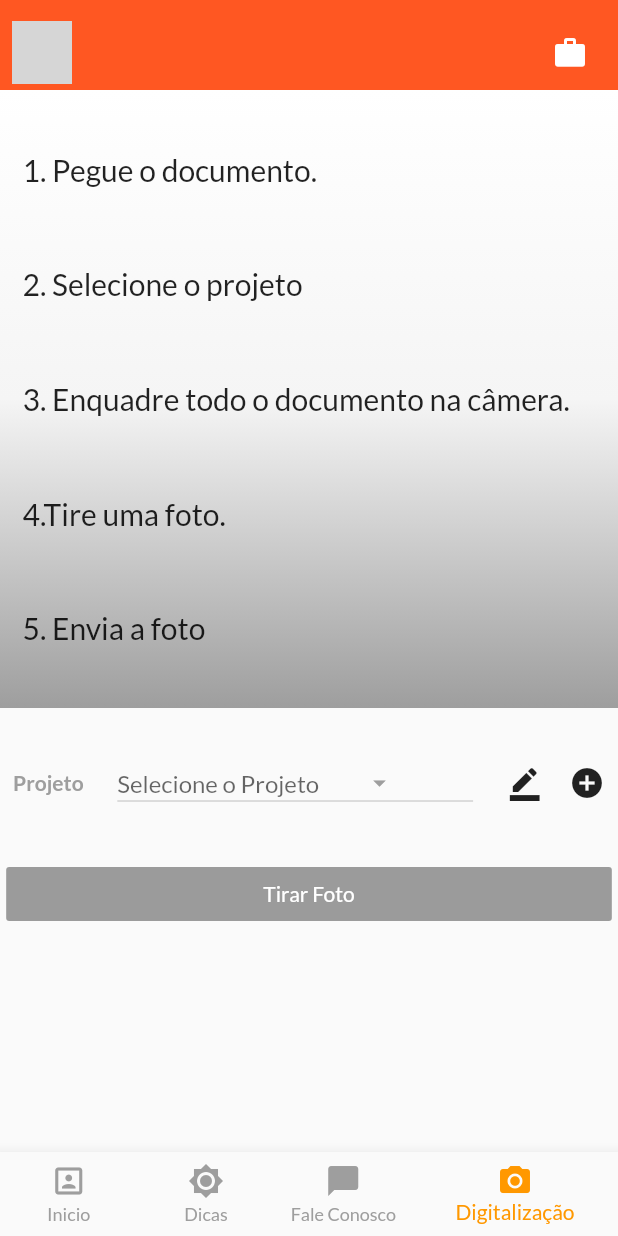
After one commit to mpsolution/https-github.com-patriciapaes-easyobra_app, a Flutter app: the screen it shows after launch, item 4 of the bottom bar chosen, in the side drawer, after a tap on the "border color" icon, on a phone screen of 412 x 824 dp. The commit adds this screen. Run offline on Flutter 3.47's test engine with Material 2 defaults, Android fonts, the phone set to English and light mode, and no system bars; our stand-ins replace basic_utils, cached_network_image, carousel_slider, cloud_firestore, date_format, firebase_auth and 11 more; missing offline and left inert: autocomplete_textfield, credit_card, flutter_facebook_login, flutter_google_places, geocoder, google_maps_webservice; accounts and stored records are empty; network calls fail; grey boxes are pictures that could not be loaded.

Commit message:
versao com tela de pedido de ajuda,carregamento de projetos , parte de digitalização

```diff
--- a/lib/componentes/botao.dart
+++ b/lib/componentes/botao.dart
@@ -13,6 +13,7 @@ class Botao extends StatelessWidget {
                alignment: Alignment.bottomCenter,
                child: RaisedButton(
                            onPressed: (){},
+                           color: cor,
                            child: Text(nome,style:TextStyle(fontSize: 20,color: Colors.white,fontWeight: FontWeight.bold)
                            ),
                          ),
--- /dev/null
+++ b/lib/digitalizacao/iniciarDigitalizacao.dart
@@ -0,0 +1,248 @@
+import 'dart:io';
+
+import 'package:cloud_firestore/cloud_firestore.dart';
+import 'package:firebase_auth/firebase_auth.dart';
+import 'package:flutter/material.dart';
+import 'package:flutter_scaffold/provider/projetoProvider.dart';
+import 'package:image_picker/image_picker.dart';
+import 'package:provider/provider.dart';
+
+class IniciarDigitalizacao extends StatefulWidget {
+  IniciarDigitalizacao({Key key}) : super(key: key);
+
+  @override
+  _IniciarDigitalizacaoState createState() => _IniciarDigitalizacaoState();
+}
+
+class _IniciarDigitalizacaoState extends State<IniciarDigitalizacao> {
+  final _formKey = GlobalKey<FormState>();
+  final List<String> dicas              = ['1. Pegue o documento.',
+                                           '2. Selecione o projeto',
+                                           '3. Enquadre todo o documento na câmera.',
+                                           '4.Tire uma foto.',
+                                           '5. Envia a foto'];
+        List<String> nomesProjetos      = [''];
+        int       projetoSelecionado = -1;
+        File foto;
+        bool criandoProjeto = false;
+
+   Future getImage(BuildContext context )async{
+      final projetoProvider = Provider.of<ProjetoProviderState>(context);
+
+    print("FUNÇÃO DEPEGAR IMAGEM SELECIONADA");
+    try{
+          foto = await ImagePicker.pickImage(source:ImageSource.camera);
+    }catch(error){
+      print("DEU ERRO");
+      print('error taking picture ${error.toString()}');
+    }
+    if(foto == null) return;
+    print("FOTO ADICIONADA");
+    setState(() {
+      criandoProjeto = true;
+    });
+    bool resultado = await projetoProvider.addFotoProjeto(foto);
+    print("RESULTADO DA OPREACAO DE ADD FOTO $resultado");
+    setState(() {
+      criandoProjeto = false;
+    });
+    showDialog(
+      context: context,
+      builder:(BuildContext context){
+        return AlertDialog(
+          title: Text("Foto Adicionada"),
+          actions: <Widget>[
+            FlatButton(
+              child: Text("OK"),
+              onPressed: (){
+                Navigator.of(context).pop();
+              },
+            )
+          ],
+        );
+      }
+    );
+
+  }
+  void dialogCriarProjeto(BuildContext context){
+      final projetoProvider = Provider.of<ProjetoProviderState>(context);
+      final firebaseUser    = Provider.of<FirebaseUser>(context);
+      String nomeNvProjeto  = "";
+
+      showDialog(
+        context:context,
+        builder:(BuildContext context){
+          return AlertDialog(
+            title: Text("Digite o nome do Projeto"),
+            content: Form(
+              key: _formKey,
+              child: TextFormField(
+                 validator: (value) {
+                  if (value.isEmpty) {
+                    return 'Por Favor Escreva um nome!';
+                  }
+                  return null;
+                },
+                  onChanged: (s){
+                    nomeNvProjeto = s;
+                  },
+              ),
+            )
+              ,
+              actions: <Widget>[
+                FlatButton(
+                  child: Text("Criar"),
+                  onPressed: ()async {
+                    if(_formKey.currentState.validate()){
+                        setState(() {
+                        criandoProjeto = true;
+                          });
+                        bool criado = await projetoProvider.criarProjeto({"nome":nomeNvProjeto,"fotos":[]}, firebaseUser);
+                        setState(() {
+                              criandoProjeto = false;
+                            });
+                        if(criado){
+                          Navigator.of(context).pop();
+                          projetoProvider.alertaProjetoSalvo(context);
+                        }else{
+                          Navigator.of(context).pop();
+                          projetoProvider.alertaProjetoErro(context);
+                        }
+
+                    }
+
+                  },
+                )
+              ],
+          );
+        }
+      );
+
+  }
+  @override
+  Widget build(BuildContext context) {
+    final projetoProvider = Provider.of<ProjetoProviderState>(context);
+    final firebaseUser = Provider.of<FirebaseUser>(context);
+
+    return  Column(
+            mainAxisAlignment: MainAxisAlignment.spaceBetween,
+            crossAxisAlignment: CrossAxisAlignment.center,
+            mainAxisSize: MainAxisSize.max,
+            children: <Widget>[
+              if(criandoProjeto) LinearProgressIndicator(backgroundColor: Colors.white,valueColor: AlwaysStoppedAnimation<Color>(Theme.of(context).primaryColor ),),
+              Container(
+                height: MediaQuery.of(context).size.height * 0.5,
+                width: MediaQuery.of(context).size.width,
+                decoration: BoxDecoration(gradient:LinearGradient(
+                  begin: Alignment.topCenter,
+                  end: Alignment.bottomCenter,
+                  colors: [Colors.white,Colors.grey[100], Colors.grey]) ),
+                child: Padding(
+                  padding: EdgeInsets.all(15),
+                  child: Column(
+                    mainAxisAlignment: MainAxisAlignment.spaceAround,
+                    crossAxisAlignment: CrossAxisAlignment.start,
+                    children: <Widget>[
+                      ...dicas.map<Widget>((dica)=>Text(dica,style: TextStyle(fontSize: 20),)),],
+                  ),
+                ),
+              ),
+               Padding(padding: EdgeInsets.only(top: 30),),
+              Row(
+                mainAxisAlignment: MainAxisAlignment.spaceAround,
+                crossAxisAlignment: CrossAxisAlignment.center,
+                children: <Widget>[
+                  Text("Projeto",style: TextStyle(fontWeight: FontWeight.bold,color: Colors.grey),),
+                  SizedBox(
+                    width: MediaQuery.of(context).size.width * 0.6,
+                    height: 40,
+                    child: StreamBuilder(
+                    stream: projetoProvider.getProjetosStream(firebaseUser),
+                    builder: (BuildContext context,AsyncSnapshot<QuerySnapshot> snapshot){
+                                    if(snapshot.hasError) Text("Error: ${snapshot.error}");
+                                    switch(snapshot.connectionState){
+                                      case ConnectionState.waiting : return new        Center(child:
+                                                                                       SizedBox(height: 50,width: 50,child:
+                                                                                       CircularProgressIndicator(),),);
+                                      default: {
+                                             int escolha = -1;
+                                             return SizedBox(
+
+                                               width: MediaQuery.of(context).size.width * 0.5,
+                                               child: Padding(
+                                                 padding: EdgeInsets.only(left: 5,right: 5),
+                                                 child: DropdownButton<int>(
+                                                   hint: SizedBox(
+                                                                                        width: MediaQuery.of(context).size.width * 0.4,
+                                                                                        child: Text("Selecione o Projeto"),
+                                                                                      ) ,
+                                              value: (projetoSelecionado == -1) ? null : projetoSelecionado,
+                                              icon: Icon(Icons.arrow_drop_down,color: Colors.grey,),
+                                              iconSize: 20,
+                                              onChanged: (nvValor){
+                                                projetoProvider.setIdProjetoSelecionado(
+                                                  snapshot.data.documents[nvValor].documentID
+                                                );
+                                                setState(() {
+                                                  projetoSelecionado = nvValor;
+                                                });
+                                              },
+                                              items:snapshot.data.documents.map<DropdownMenuItem<int>>((nomeProjeto){
+                                                                                      escolha++;
+                                                                                      return DropdownMenuItem<int>(value: escolha,child: SizedBox(
+                                                                                        width: MediaQuery.of(context).size.width * 0.4,
+                                                                                        child: Text(nomeProjeto['nome']),
+                                                                                      )
+                                                                                      ,
+                                                                                      );}
+                                                                                        ).toList(),
+                                            ),
+                                               )
+                                              ,
+                                             )
+                                              ;}
+                                    }
+                    },
+                  ),
+                  )
+
+                  ,
+                  InkWell(
+                    onTap: (){
+                      print("Apertou lapis");
+                    },
+                    child: Icon(Icons.border_color),
+                  ),
+                  InkWell(
+                    onTap: () async {
+                      print("Apertou add");
+                      dialogCriarProjeto(context);
+                    },
+                    child: Icon(Icons.add_circle),
+                  )],
+              ),
+              Padding(padding: EdgeInsets.only(top: 30),),
+            Align(
+              alignment: Alignment.bottomCenter,
+              child:ButtonTheme(
+                minWidth: MediaQuery.of(context).size.width * 0.98,
+                child: RaisedButton(
+                  onPressed: (projetoProvider.getIdProjetoSelecionado != null) ? () async {
+                    print("FUNÇÃO TIRAR FOTO");
+                    getImage(context);
+
+                  } : null,
+                  color: Theme.of(context).primaryColor,
+                  child: Text("Tirar Foto",style:TextStyle(color: Colors.white)),
+                ),
+              ) ,
+            )
+
+
+
+
+            ],
+
+    );
+  }
+}
--- a/lib/home/home.dart
+++ b/lib/home/home.dart
@@ -4,6 +4,7 @@ import 'package:flutter/material.dart';
 import 'package:cloud_firestore/cloud_firestore.dart';
 import 'package:flutter_scaffold/ajuda.dart';
 import 'package:flutter_scaffold/dicas/dicas.dart';
+import 'package:flutter_scaffold/digitalizacao/iniciarDigitalizacao.dart';
 import 'package:flutter_scaffold/pedirajuda.dart';
 import 'package:flutter_scaffold/provider/carrinho.dart';
 import 'package:provider/provider.dart';
@@ -104,7 +105,7 @@ class _HomeState extends State<Home> {
           ),
           BottomNavigationBarItem(
             icon: Icon(Icons.chat_bubble),
-            title: Text("Fale coonesco")
+            title: Text("Fale Conosco")
           ),
           BottomNavigationBarItem(
             icon: Icon(Icons.camera_alt),
@@ -278,7 +279,7 @@ class _HomeState extends State<Home> {
                           }).toList(),
                         ),
                       )
-                    ] : (_selectedIndex == 1) ? [Dicas()] : (_selectedIndex == 2) ? [Ajuda()] : null ,
+                    ] : (_selectedIndex == 1) ? [Dicas()] : (_selectedIndex == 2) ? [Ajuda()] : [IniciarDigitalizacao()] ,
 
                   ),
                   // Builds 1000 ListTiles
--- a/lib/main.dart
+++ b/lib/main.dart
@@ -15,6 +15,7 @@ import 'package:flutter_scaffold/meusorcamentos/meusorcamentos.dart';
 import 'package:flutter_scaffold/meusorcamentos/orcamentos.dart';
 import 'package:flutter_scaffold/meusorcamentos/portifoliodoprofissional.dart';
 import 'package:flutter_scaffold/meusprojetos/meusprojetos.dart';
+import 'package:flutter_scaffold/meusprojetos/projeto.dart';
 import 'package:flutter_scaffold/meusservicos/meusservicos.dart';
 import 'package:flutter_scaffold/minhascompras/minhascompras.dart';
 import 'package:flutter_scaffold/pedido.dart';
@@ -23,6 +24,7 @@ import 'package:flutter_scaffold/pedirajuda.dart';
 import 'package:flutter_scaffold/product_detail.dart';
 import 'package:flutter_scaffold/provider/ajudaProvider.dart';
 import 'package:flutter_scaffold/provider/criacaoServicoProvider.dart';
+import 'package:flutter_scaffold/provider/projetoProvider.dart';
 import 'package:flutter_scaffold/settings.dart';
 import 'package:flutter_scaffold/shop/shop.dart';
 import 'package:flutter_scaffold/solicitarServico/criarServico.dart';
@@ -40,6 +42,7 @@ void main() {
   WidgetsFlutterBinding.ensureInitialized();
   runApp(MultiProvider(
     providers: [ChangeNotifierProvider<CarrinhoState>.value(value: CarrinhoState()),
+                ChangeNotifierProvider<ProjetoProviderState>.value(value: ProjetoProviderState(),),
                 ChangeNotifierProvider<AjudaProviderState>.value(value:AjudaProviderState()),
                 ChangeNotifierProvider<CriacaoServicoState>.value(value:CriacaoServicoState()),
             ChangeNotifierProvider<AuthBlock>.value(value: AuthBlock()) ,
@@ -74,6 +77,7 @@ void main() {
         '/AdicionarCartao':(BuildContext context) => AdicionarCartao(),
         '/Enderecos':(BuildContext context) => Enderecos(),
         '/MeusProjetos':(BuildContext context) => MeusProjetos(),
+        '/Projeto': (BuildContext context) => Projeto(),
         '/Dica':(BuildContext context) =>Dica(),
         '/SolicitarServico':(BuildContext context) => SolicitarServico(),
         '/Servicos':(BuildContext context) => Servicos(),
--- a/pubspec.yaml
+++ b/pubspec.yaml
@@ -39,6 +39,7 @@ dependencies:
   autocomplete_textfield: ^1.7.3
   image_picker: ^0.6.3+1
   flutter_speed_dial: ^1.2.5
+  flutter_icons: ^1.0.0+1
   camera:
   path_provider:
   path:
```
Also changed, not shown: lib/ajuda.dart (+23 -12 lines), lib/meusgastos/meusgastos.dart (+9 -9 lines), lib/meusprojetos/meusprojetos.dart (+62 -52 lines), lib/meusprojetos/projeto.dart (added, +69 -0 lines), lib/provider/projetoProvider.dart (added, +164 -0 lines), pubspec.lock.
